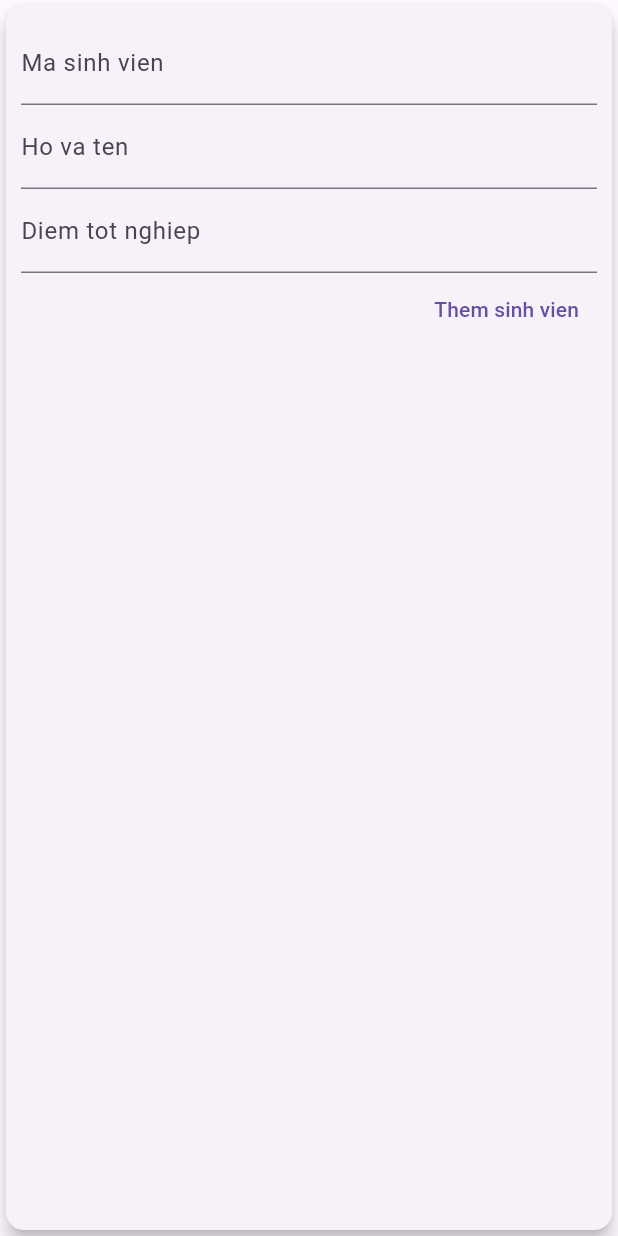
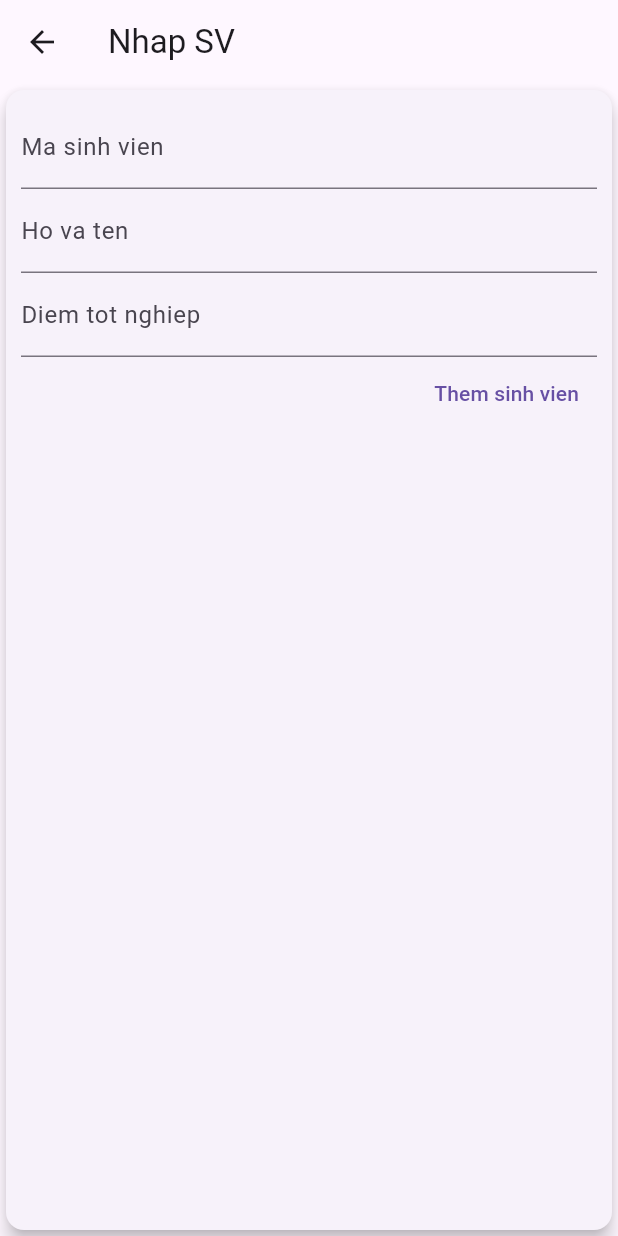
Before and after one commit to n4tsukii/bt-giua-ky, a Flutter app: the FormNhapSinhVien screen opened directly with empty values, on a phone screen of 412 x 824 dp. Run offline on Flutter 3.47's test engine with Material 3 defaults, Android fonts, the phone set to English and light mode, and no system bars; missing offline and left inert: dart:js_util.

Commit message:
add widget when press add button

```diff
--- a/lib/widgets/formnhapSV.dart
+++ b/lib/widgets/formnhapSV.dart
@@ -26,7 +26,11 @@ class FormNhapSinhVien extends StatelessWidget {
 
   @override
   Widget build(BuildContext context) {
-    return Card(
+    return Scaffold(
+      appBar: AppBar(
+        title: Text('Nhap SV'),
+      ),
+      body: Card(
         elevation: 5,
         child: Container(
           padding: EdgeInsets.all(10),
@@ -57,6 +61,7 @@ class FormNhapSinhVien extends StatelessWidget {
             ],
           ),
         ),
+      ),
     );
   }
 }
```
Also changed, not shown: lib/widgets/ql_sinhvien.dart (+8 -1 lines). Lines whose indentation alone changed are shown as unchanged.
